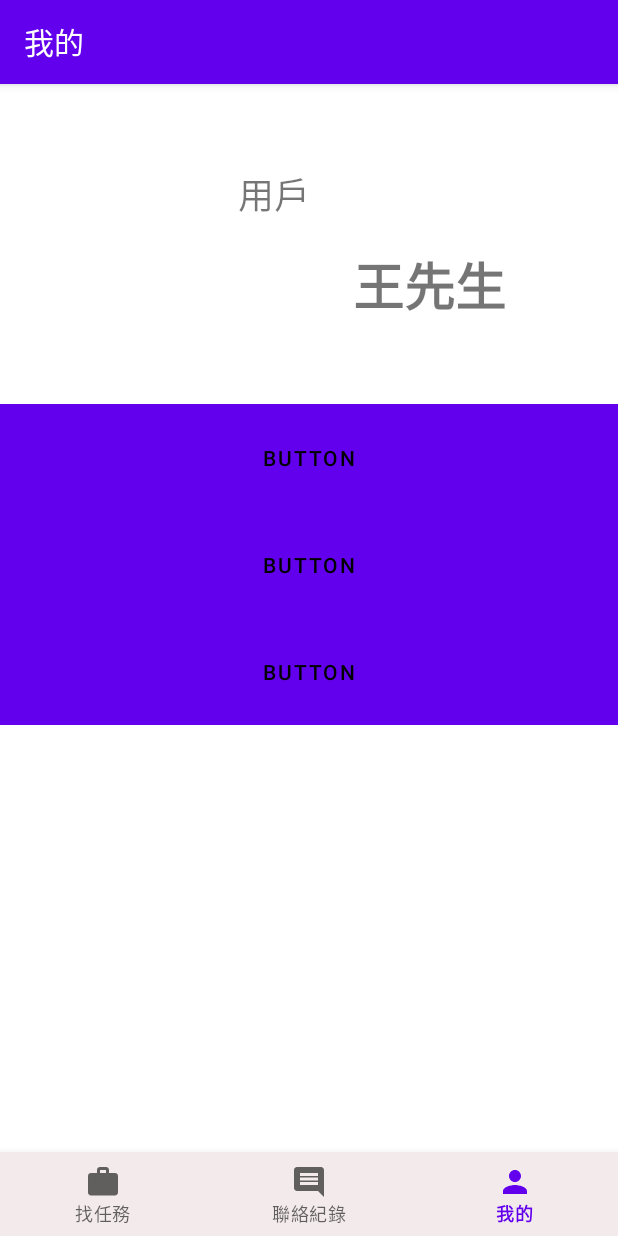
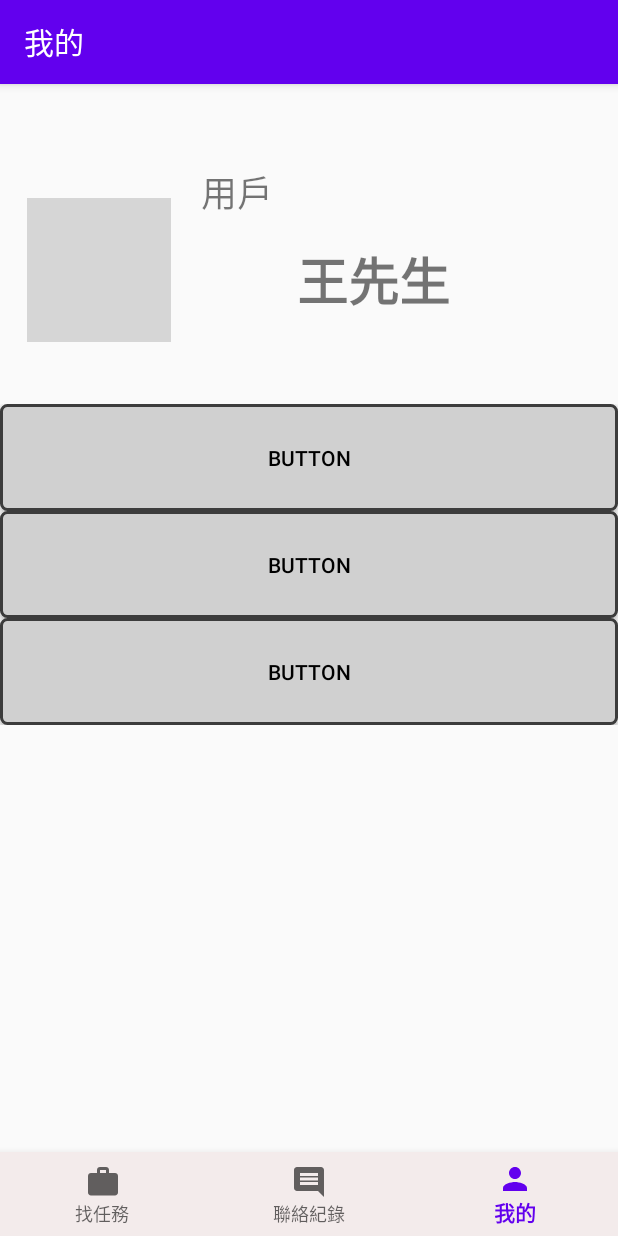
Before and after one commit to wadxs90123/Android_Develoments, an Android app: the PersonFragment screen opened through its navigation route, on a phone screen of 412 x 824 dp. Run offline under Robolectric (Android 15) with nearby library versions, the phone set to English and light mode, and no system bars; our stand-ins replace Firebase (no records; nobody signed in at launch, a user with empty details on screens opened directly), data binding, navigation-ui; grey boxes are pictures that could not be loaded.

Commit message:
Added some Button Model.

```diff
--- a/Lab8/app/src/main/res/color/button_background_color.xml
+++ b/Lab8/app/src/main/res/color/button_background_color.xml
@@ -1,5 +1,5 @@
 <?xml version="1.0" encoding="utf-8"?>
 <selector xmlns:android="http://schemas.android.com/apk/res/android">
-    <item android:state_pressed="true" android:color="#FFC78E"/>
-    <item android:color="#FFCBB3"/>
+    <item android:state_pressed="true" android:color="#8E8E8E" />
+    <item android:color="#D0D0D0"/>
 </selector>
--- /dev/null
+++ b/Lab8/app/src/main/res/drawable/shape_button.xml
@@ -0,0 +1,10 @@
+<?xml version="1.0" encoding="utf-8"?>
+<shape xmlns:android="http://schemas.android.com/apk/res/android"
+    android:shape="rectangle">
+    <!--設定背景色-->
+    <solid android:color="@color/button_background_color"/>
+    <!--設定圓角-->
+    <corners android:radius="4dp"/>
+    <!--設定邊框線的寬度和顏色-->
+    <stroke android:width="2dp" android:color="#3C3C3C" />
+</shape>
--- a/Lab8/app/src/main/res/layout/fragment_person.xml
+++ b/Lab8/app/src/main/res/layout/fragment_person.xml
@@ -18,26 +18,29 @@
             android:id="@+id/imageView"
             android:layout_width="wrap_content"
             android:layout_height="wrap_content"
+            android:background="#D2CACA"
+            android:contentDescription="Head"
+            android:visibility="visible"
             app:layout_constraintBottom_toTopOf="@+id/guideline9"
             app:layout_constraintEnd_toEndOf="parent"
             app:layout_constraintHorizontal_bias="0.056"
             app:layout_constraintStart_toStartOf="parent"
             app:layout_constraintTop_toTopOf="@+id/guideline8"
             app:layout_constraintVertical_bias="0.571"
+            app:srcCompat="@drawable/ic_baseline_person_128"
             tools:src="@drawable/ic_baseline_person_128" />
 
         <TextView
             android:id="@+id/textView7"
             android:layout_width="wrap_content"
             android:layout_height="wrap_content"
+            android:layout_marginStart="20dp"
             android:text="用戶"
             android:textSize="24sp"
             app:layout_constraintBottom_toBottomOf="parent"
-            app:layout_constraintEnd_toEndOf="parent"
-            app:layout_constraintHorizontal_bias="0.435"
-            app:layout_constraintStart_toStartOf="parent"
+            app:layout_constraintStart_toEndOf="@+id/imageView"
             app:layout_constraintTop_toTopOf="parent"
-            app:layout_constraintVertical_bias="0.082" />
+            app:layout_constraintVertical_bias="0.08" />
 
         <androidx.constraintlayout.widget.Guideline
             android:id="@+id/guideline8"
@@ -64,15 +67,14 @@
             android:id="@+id/textView13"
             android:layout_width="wrap_content"
             android:layout_height="wrap_content"
+            android:layout_marginStart="84dp"
             android:text="王先生"
             android:textSize="34sp"
             android:textStyle="bold"
             app:layout_constraintBottom_toTopOf="@+id/guideline9"
-            app:layout_constraintEnd_toEndOf="parent"
-            app:layout_constraintHorizontal_bias="0.76"
-            app:layout_constraintStart_toStartOf="parent"
+            app:layout_constraintStart_toEndOf="@+id/imageView"
             app:layout_constraintTop_toTopOf="@+id/guideline8"
-            app:layout_constraintVertical_bias="0.618" />
+            app:layout_constraintVertical_bias="0.593" />
 
         <LinearLayout
             android:layout_width="0dp"
@@ -90,7 +92,7 @@
                 android:layout_weight="1"
                 android:shadowColor="@color/black"
                 android:textColor="@color/black"
-                android:background="@color/button_background_color"
+                android:background="@drawable/shape_button"
                 android:text="Button" />
 
             <Button
@@ -100,7 +102,7 @@
                 android:layout_weight="1"
                 android:shadowColor="@color/black"
                 android:textColor="@color/black"
-                android:background="@color/button_background_color"
+                android:background="@drawable/shape_button"
                 android:text="Button" />
 
             <Button
@@ -110,7 +112,7 @@
                 android:layout_weight="1"
                 android:shadowColor="@color/black"
                 android:textColor="@color/black"
-                android:background="@color/button_background_color"
+                android:background="@drawable/shape_button"
                 android:text="Button" />
         </LinearLayout>
     </androidx.constraintlayout.widget.ConstraintLayout>
--- a/Lab8/app/src/main/res/values/themes.xml
+++ b/Lab8/app/src/main/res/values/themes.xml
@@ -1,6 +1,6 @@
 <resources xmlns:tools="http://schemas.android.com/tools">
     <!-- Base application theme. -->
-    <style name="Theme.Lab8" parent="Theme.MaterialComponents.DayNight.DarkActionBar">
+    <style name="Theme.Lab8" parent="Theme.MaterialComponents.DayNight.DarkActionBar.Bridge">
         <!-- Primary brand color. -->
         <item name="colorPrimary">@color/purple_500</item>
         <item name="colorPrimaryVariant">@color/purple_700</item>
```
